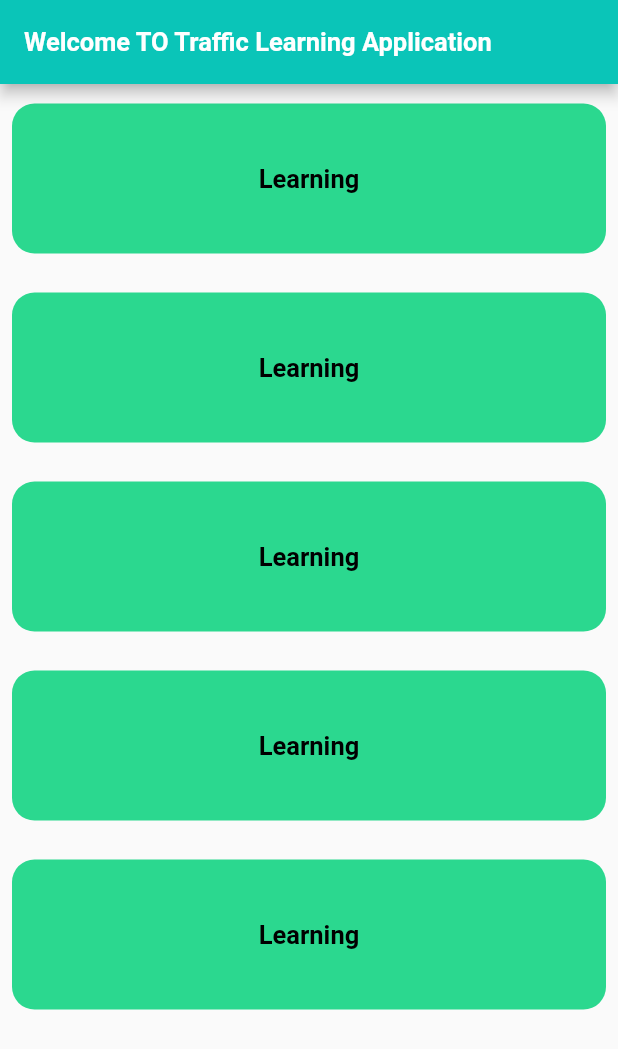
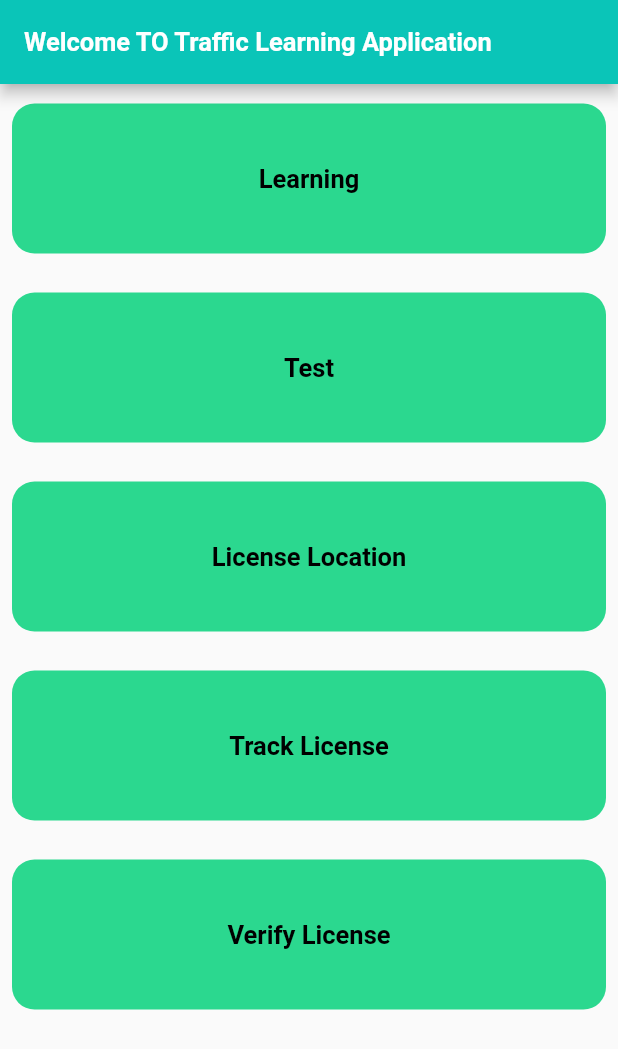
Before and after one commit to AbdulBasit011/traffic-learning-app, a Flutter app: the Fragments screen opened directly, on a phone screen of 412 x 824 dp. Shown: the top 1049 px of the screen. Run offline on Flutter 3.47's test engine with Material 2 defaults, Android fonts, the phone set to English and light mode, and no system bars; our stand-ins replace firebase_auth, firebase_core, flutter_easyloading, flutter_screenutil, get; accounts and stored records are empty; network calls fail.

Commit message:
final project

```diff
--- a/lib/Views/fragments.dart
+++ b/lib/Views/fragments.dart
@@ -49,7 +49,7 @@ class _FragmentsState extends State<Fragments> {
                 borderRadius: BorderRadius.circular(15),
               ),
 
-              child: const Center(child: Text("Learning",style: TextStyle(
+              child: const Center(child: Text("Test",style: TextStyle(
                 color:Colors.black,                fontSize: 17,
                 fontWeight: FontWeight.w600,
               ),)),
@@ -66,7 +66,7 @@ class _FragmentsState extends State<Fragments> {
                 borderRadius: BorderRadius.circular(15),
               ),
 
-              child: const Center(child: Text("Learning",style: TextStyle(
+              child: const Center(child: Text("License Location",style: TextStyle(
                 color:Colors.black,                fontSize: 17,
                 fontWeight: FontWeight.w600,
               ),)),
@@ -83,7 +83,7 @@ class _FragmentsState extends State<Fragments> {
                 borderRadius: BorderRadius.circular(15),
               ),
 
-              child: const Center(child: Text("Learning",style: TextStyle(
+              child: const Center(child: Text("Track License",style: TextStyle(
                 color:Colors.black,
                 fontSize: 17,
                 fontWeight: FontWeight.w600,
@@ -101,7 +101,7 @@ class _FragmentsState extends State<Fragments> {
                 borderRadius: BorderRadius.circular(15),
               ),
 
-              child: const Center(child: Text("Learning",style: TextStyle(
+              child: const Center(child: Text("Verify License",style: TextStyle(
                 color:Colors.black,
                 fontSize: 17,
                 fontWeight: FontWeight.w600,
```
